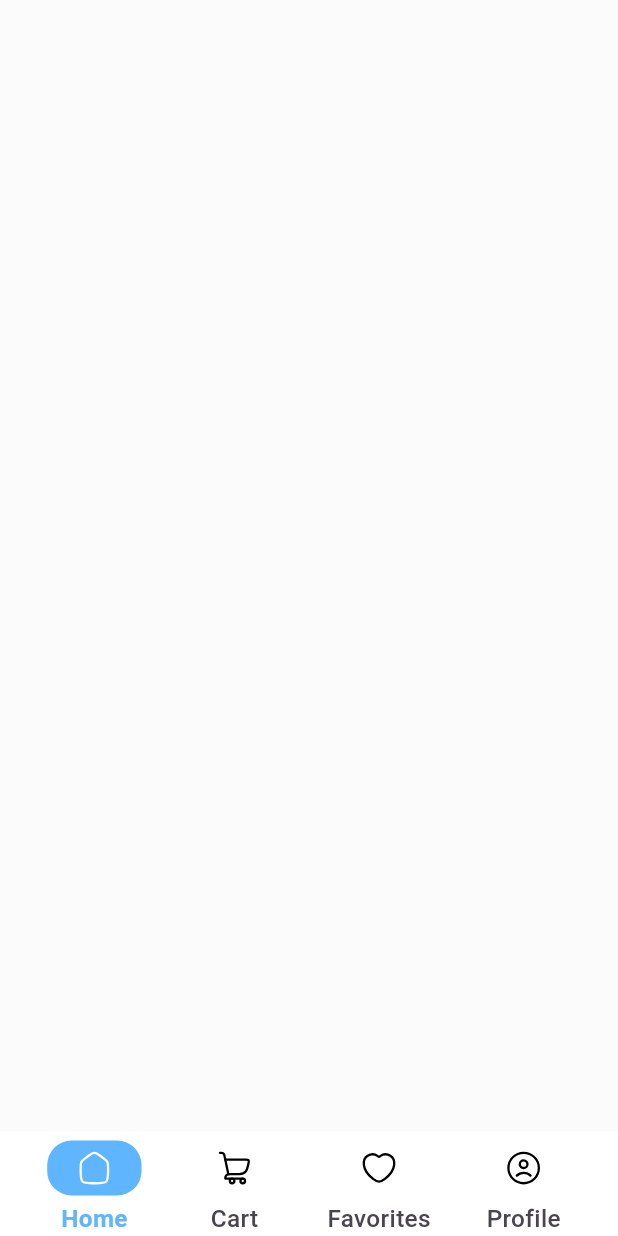
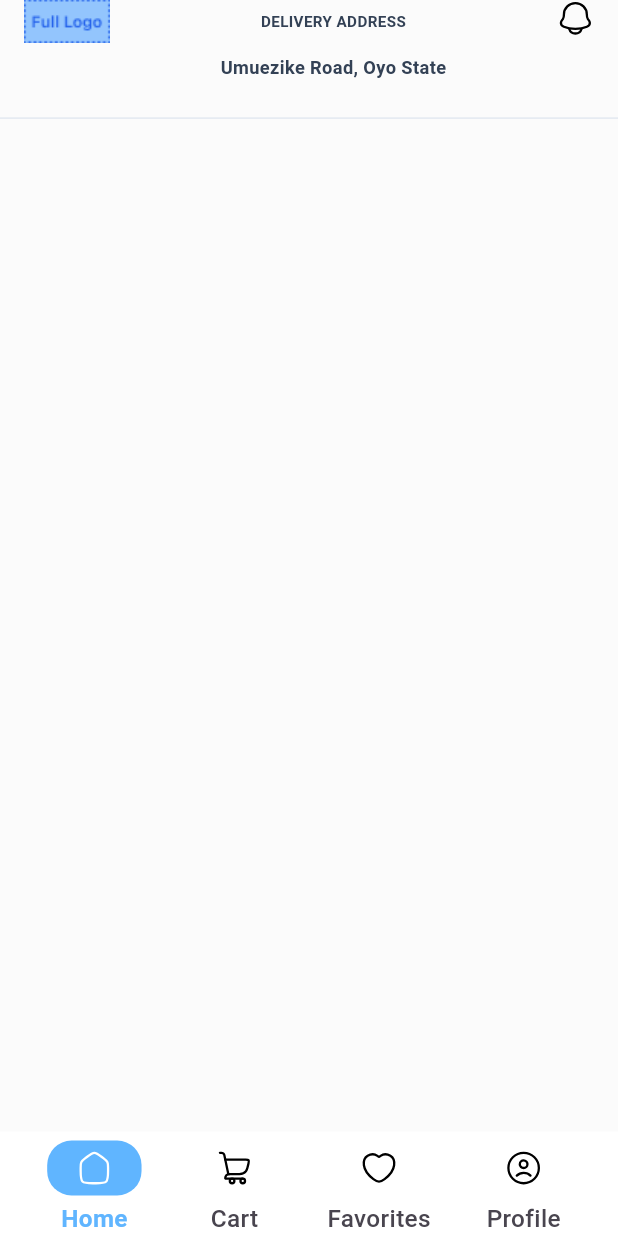
Before and after one commit to adedrey/minimart, a Flutter app: the screen it shows after launch, on a phone screen of 412 x 824 dp. Run offline on Flutter 3.47's test engine with Material 3 defaults, Android fonts, the phone set to English and light mode, and no system bars; drawn by our look-alikes of toastification; our stand-ins replace cached_network_image, flutter_riverpod, flutter_screenutil, flutter_svg, freezed_annotation, go_router and 2 more; generated files the repository leaves out were written again; Roboto replaces fonts that are missing (FoxGrotesquePro).

Commit message:
added appbar to home

```diff
--- a/lib/app/features/dashboard/features/home/views/home_view.dart
+++ b/lib/app/features/dashboard/features/home/views/home_view.dart
@@ -1,5 +1,6 @@
 import 'package:flutter/material.dart';
 import 'package:flutter_riverpod/flutter_riverpod.dart';
+import 'package:minimart/core/widgets/customs/custom_appbar.dart';
 
 class HomeView extends ConsumerStatefulWidget {
   const HomeView({super.key});
@@ -11,6 +12,16 @@ class HomeView extends ConsumerStatefulWidget {
 class _HomeViewState extends ConsumerState<HomeView> {
   @override
   Widget build(BuildContext context) {
-    return Scaffold();
+    return Scaffold(
+      body: SafeArea(
+        child: Column(
+          children: [
+            const CustomAppBar(
+              location: 'Umuezike Road, Oyo State',
+            ),
+          ],
+        ),
+      ),
+    );
   }
 }
--- /dev/null
+++ b/lib/core/utils/strings.dart
@@ -0,0 +1,4 @@
+class AppString {
+  static const deliveryAddress = 'DELIVERY ADDRESS';
+  static const goBack = 'Go back';
+}
--- a/lib/core/utils/theme/app_bar_theme.dart
+++ b/lib/core/utils/theme/app_bar_theme.dart
@@ -4,9 +4,11 @@ class ApppBarTheme extends ThemeExtension<ApppBarTheme> {
   const ApppBarTheme({
     required this.title,
     required this.subtitle,
+    required this.border,
   });
   final TextStyle title;
   final TextStyle subtitle;
+  final Color border;
 
   @override
   ApppBarTheme lerp(
@@ -19,18 +21,20 @@ class ApppBarTheme extends ThemeExtension<ApppBarTheme> {
     return ApppBarTheme(
       title: title,
       subtitle: subtitle,
+      border: border,
     );
   }
 
   @override
   ThemeExtension<ApppBarTheme> copyWith({
-    Color? outline,
+    Color? border,
     TextStyle? title,
     TextStyle? subtitle,
   }) {
     return ApppBarTheme(
       title: title ?? this.title,
       subtitle: subtitle ?? this.subtitle,
+      border: border ?? this.border,
     );
   }
 }
--- a/lib/core/utils/theme/app_theme.dart
+++ b/lib/core/utils/theme/app_theme.dart
@@ -113,13 +113,16 @@ class AppTheme extends ThemeExtension<AppTheme> {
         title: kTextStyle.copyWith(
           fontSize: FontSizes.textXS,
           fontWeight: FontWeight.w600,
+          height: 2.8,
           color: AppColors.kColorGrey700,
         ),
         subtitle: kTextStyle.copyWith(
           fontSize: FontSizes.textXL,
           fontWeight: FontWeight.w600,
+          height: 2.8,
           color: AppColors.kColorGrey700,
         ),
+        border: AppColors.kColorGrey200,
       ),
       menuTheme: AppMenuTheme(
         primaryColor: AppColors.kColorPrimary,
--- a/lib/core/utils/utils.dart
+++ b/lib/core/utils/utils.dart
@@ -5,4 +5,5 @@ export 'extensions/extensions.dart';
 export 'formatter/formatter.dart';
 export 'helpers/helpers.dart';
 export 'logger.dart';
+export 'strings.dart';
 export 'theme/theme.dart';
--- /dev/null
+++ b/lib/core/widgets/customs/custom_appbar.dart
@@ -0,0 +1,64 @@
+import 'package:flutter/material.dart';
+import 'package:flutter_screenutil/flutter_screenutil.dart';
+import 'package:minimart/core/utils/utils.dart'
+    show AppString, Assets, ThemeDataExtended;
+import 'package:minimart/core/widgets/widgets.dart'
+    show CustomIconButton, CustomImage, ImageConfig;
+
+class CustomAppBar extends StatefulWidget {
+  const CustomAppBar(
+      {required this.location, this.showInput = false, super.key});
+  final String location;
+  final bool showInput;
+
+  @override
+  State<CustomAppBar> createState() => _CustomAppBarState();
+}
+
+class _CustomAppBarState extends State<CustomAppBar> {
+  @override
+  Widget build(BuildContext context) {
+    final theme = Theme.of(context).appTheme;
+    return Container(
+      padding: EdgeInsets.fromLTRB(16.h, 0, 16.h, 16.h),
+      decoration: BoxDecoration(
+        border: Border(
+          bottom: BorderSide(
+            color: theme.appBarTheme.border,
+          ),
+        ),
+      ),
+      child: Row(
+        spacing: 10.h,
+        crossAxisAlignment: CrossAxisAlignment.start,
+        children: [
+          CustomImage(
+            imageUrl: Assets.images.logoPNG,
+            config: ImageConfig(
+              width: 56.h,
+              height: 28.h,
+            ),
+          ),
+          Expanded(
+            child: Column(
+              children: [
+                Text(
+                  AppString.deliveryAddress,
+                  style: theme.appBarTheme.title,
+                ),
+                Text(
+                  widget.location,
+                  style: theme.appBarTheme.subtitle,
+                ),
+              ],
+            ),
+          ),
+          CustomIconButton.noBackground(
+            icon: Assets.svg.notificationSVG,
+            iconHeight: 24,
+          ),
+        ],
+      ),
+    );
+  }
+}
--- /dev/null
+++ b/lib/core/widgets/customs/custom_icon_button.dart
@@ -0,0 +1,81 @@
+import 'package:flutter/material.dart';
+import 'package:flutter_screenutil/flutter_screenutil.dart';
+import 'package:minimart/core/widgets/widgets.dart'
+    show CustomImage, ImageConfig, TouchableOpacity;
+
+class CustomIconButton extends StatelessWidget {
+  const CustomIconButton({
+    required this.icon,
+    required this.iconHeight,
+    this.isNetwork = false,
+    this.backgroundColor,
+    this.height = 30,
+    this.iconColor,
+    this.action,
+    this.borderColor,
+    this.borderWidth,
+    super.key,
+  }) : withBackground = true;
+  const CustomIconButton.noBackground({
+    required this.icon,
+    required this.iconHeight,
+    this.isNetwork = false,
+    this.action,
+    this.iconColor,
+    super.key,
+  })  : backgroundColor = null,
+        height = null,
+        borderColor = null,
+        borderWidth = null,
+        withBackground = false;
+  final String icon;
+  final bool withBackground;
+  final VoidCallback? action;
+  final Color? iconColor;
+  final Color? backgroundColor;
+  final Color? borderColor;
+  final double iconHeight;
+  final double? height;
+  final double? borderWidth;
+  final bool isNetwork;
+
+  @override
+  Widget build(BuildContext context) {
+    return TouchableOpacity(
+      width: (height ?? iconHeight).h,
+      height: (height ?? iconHeight).h,
+      alignment: Alignment.center,
+      decoration: withBackground
+          ? BoxDecoration(
+              shape: BoxShape.circle,
+              color: backgroundColor,
+              border: borderColor == null
+                  ? null
+                  : Border.all(
+                      color: borderColor!,
+                      width: borderWidth ?? 1,
+                    ),
+            )
+          : null,
+      onTap: action,
+      child: withBackground
+          ? ClipOval(
+              child: _getIconWidget(),
+            )
+          : _getIconWidget(),
+    );
+  }
+
+  Widget _getIconWidget() {
+    return CustomImage(
+      imageUrl: icon,
+      isNetwork: isNetwork,
+      config: ImageConfig(
+        fit: BoxFit.contain,
+        height: iconHeight.h,
+        width: iconHeight.h,
+        color: iconColor,
+      ),
+    );
+  }
+}
--- a/lib/core/widgets/customs/customs.dart
+++ b/lib/core/widgets/customs/customs.dart
@@ -1 +1,2 @@
+export 'custom_icon_button.dart';
 export 'custom_image.dart';
```
